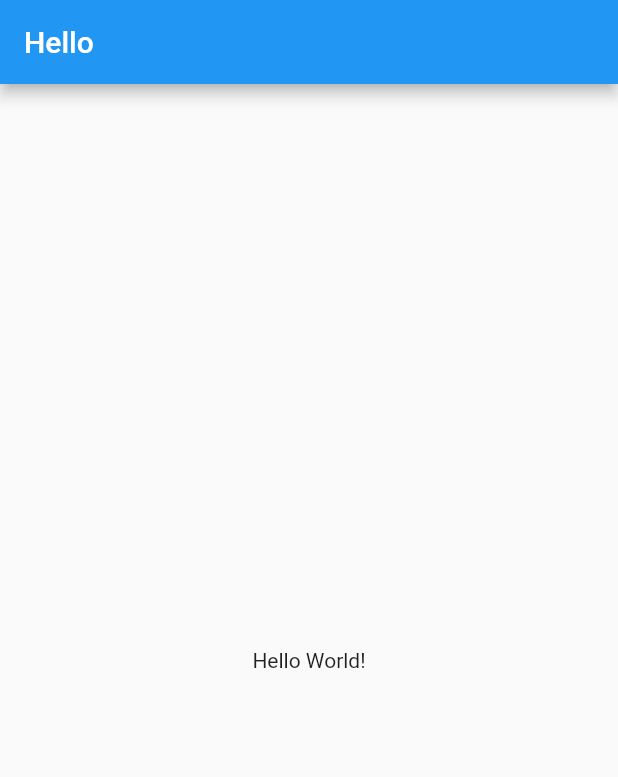
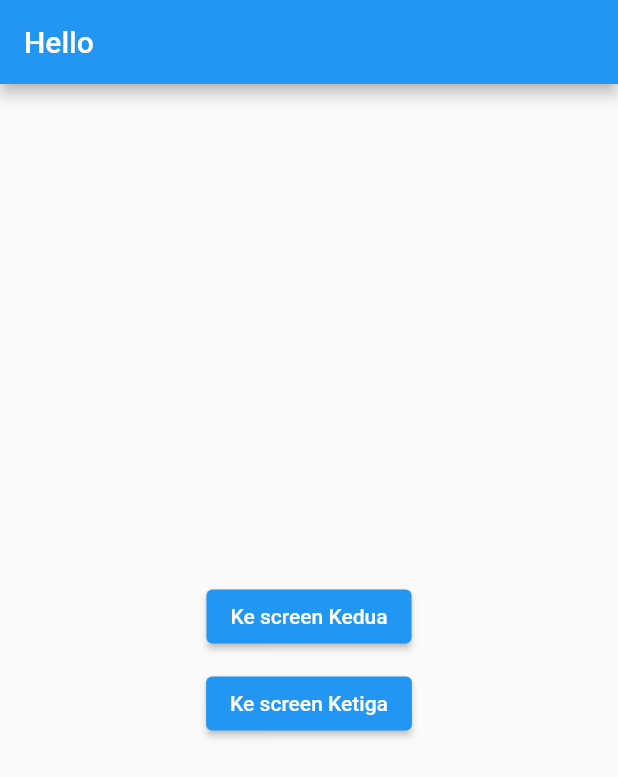
Before and after one commit to zuhalr/Provis, a Flutter app: the screen it shows after launch, on a phone screen of 412 x 824 dp. Shown: the top 777 px of the screen. Run offline on Flutter 3.47's test engine with Material 2 defaults, Android fonts, the phone set to English and light mode, and no system bars.

Commit message:
Add Multi Page Example

```diff
--- a/lib/main.dart
+++ b/lib/main.dart
@@ -1,4 +1,6 @@
 import 'package:flutter/material.dart';
+import 'screen_kedua.dart';
+import 'screen_ketiga.dart';
 
 void main() {
   runApp(const MyApp());
@@ -9,14 +11,47 @@ class MyApp extends StatelessWidget {
 
   @override
   Widget build(BuildContext context) {
-    return MaterialApp(
-      title: 'Hello App',
-      home: Scaffold(
+    return MaterialApp(title: 'Hello App', home: MyHome());
+  }
+}
+
+//perlu  dipisah karena Navigator perlu punya parent Material App
+class MyHome extends StatelessWidget {
+  @override
+  Widget build(BuildContext context) {
+    return Center(
+      child: Scaffold(
         appBar: AppBar(
           title: const Text('Hello'),
         ),
-        body: const Center(
-          child: Text('Hello World!'),
+        body: Center(
+          child: Column(
+            mainAxisSize: MainAxisSize.min,
+            children: [
+              Padding(
+                padding: EdgeInsets.all(5), //20 pixel ke semua arah
+                child: ElevatedButton(
+                    child: Text('Ke screen Kedua'),
+                    onPressed: () {
+                      Navigator.of(context)
+                          .push(MaterialPageRoute(builder: (context) {
+                        return ScreenKedua();
+                      }));
+                    }),
+              ),
+              Padding(
+                padding: EdgeInsets.all(5), //20 pixel ke semua arah
+                child: ElevatedButton(
+                    child: Text('Ke screen Ketiga'),
+                    onPressed: () {
+                      Navigator.of(context)
+                          .push(MaterialPageRoute(builder: (context) {
+                        return ScreenKetiga();
+                      }));
+                    }),
+              ),
+            ],
+          ),
         ),
       ),
     );
```
Also changed, not shown: lib/screen_kedua.dart (added, +22 -0 lines), lib/screen_ketiga.dart (added, +22 -0 lines).
